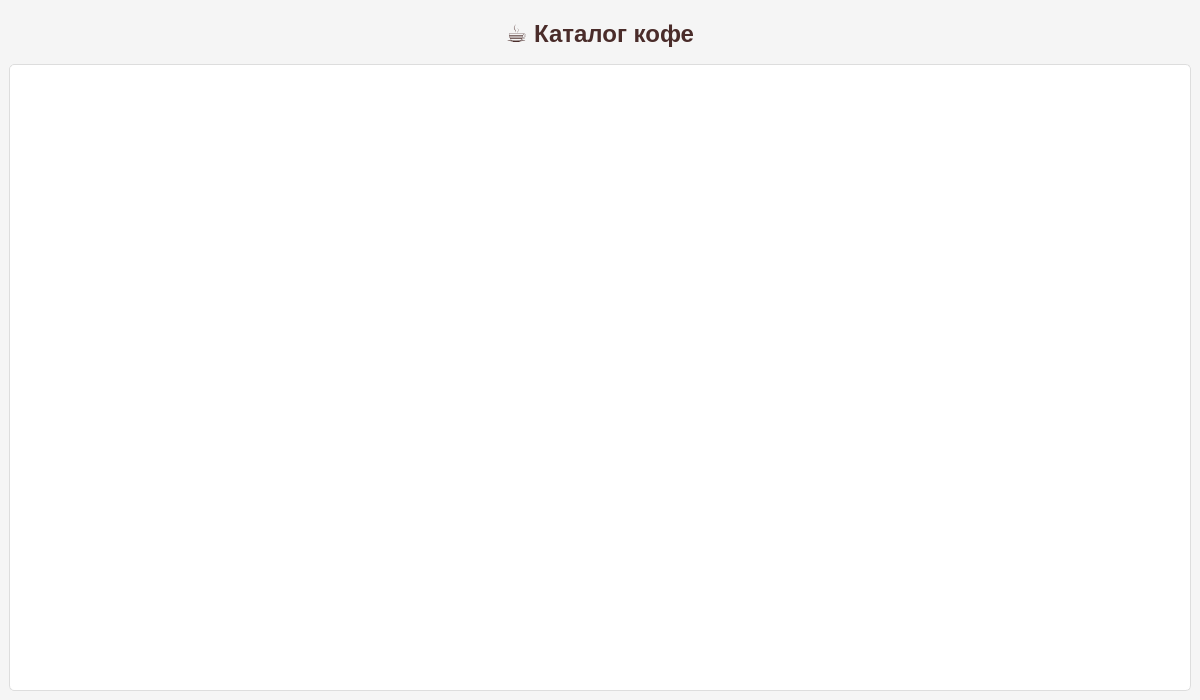
First picture: the form in main.ui, repository bbjkh56jmp-ai/Mosckva-Zhirnow, before the edit.
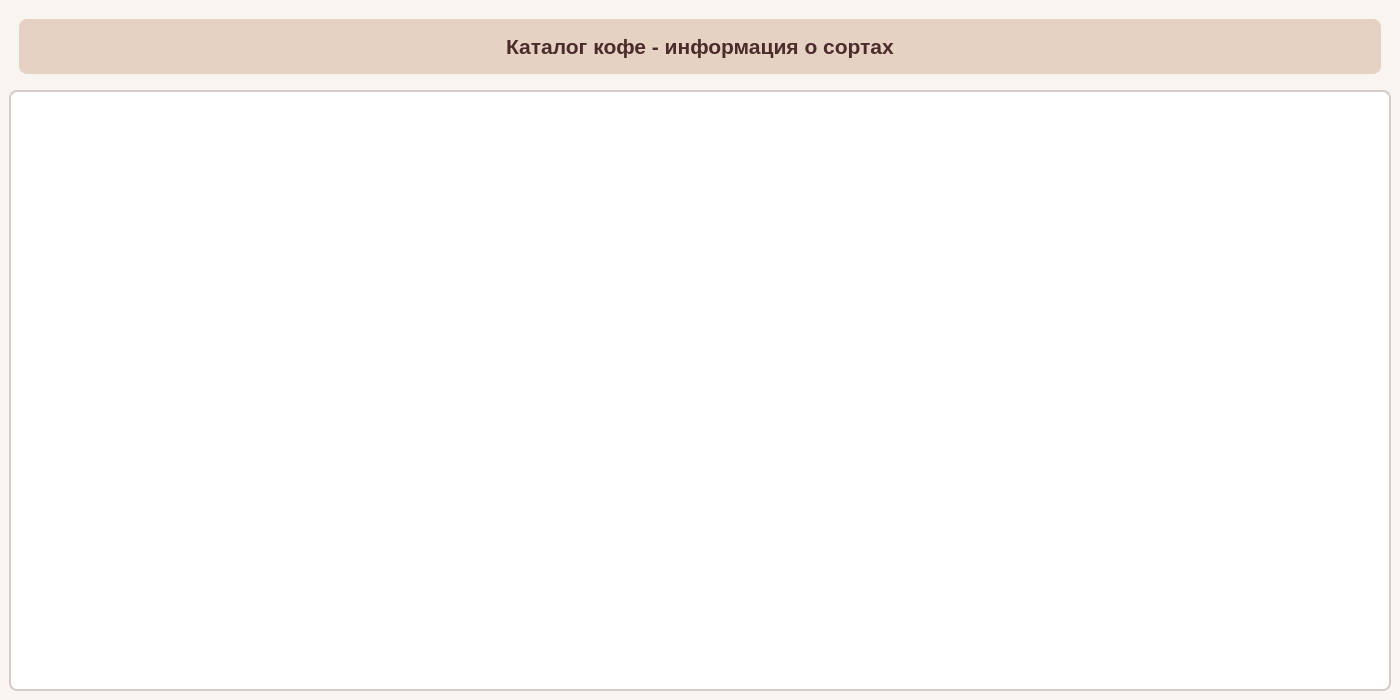
Second picture: the form after the edit.

What changed in the file:
```diff
--- a/main.ui
+++ b/main.ui
@@ -6,7 +6,7 @@
    <rect>
     <x>0</x>
     <y>0</y>
-    <width>1200</width>
+    <width>1400</width>
     <height>700</height>
    </rect>
   </property>
@@ -15,22 +15,38 @@
   </property>
   <property name="styleSheet">
    <string notr="true">QMainWindow {
-    background-color: #f5f5f5;
+    background-color: #f8f4f0;
+    font-family: Arial, sans-serif;
 }
 QLabel {
     color: #4a2c2a;
-    padding: 10px;
+    padding: 15px;
+    background-color: #e6d2c3;
+    border-radius: 8px;
+    margin: 10px;
 }
 QTableWidget {
     background-color: white;
-    border: 1px solid #ddd;
-    border-radius: 5px;
+    border: 2px solid #d7ccc8;
+    border-radius: 8px;
+    gridline-color: #d7ccc8;
+    font-size: 11px;
 }
-QHeaderView::section {
-    background-color: #8b4513;
-    color: white;
+QTableWidget::item {
     padding: 8px;
-    border: 1px solid #ddd;
+    border-bottom: 1px solid #e0e0e0;
+}
+QTableWidget::item:selected {
+    background-color: #8d6e63;
+    color: white;
+}
+QHeaderView::section {
+    background-color: #6d4c41;
+    color: white;
+    padding: 12px;
+    border: 1px solid #5d4037;
+    font-weight: bold;
+    font-size: 12px;
 }</string>
   </property>
   <widget class="QWidget" name="centralwidget">
@@ -39,13 +55,13 @@
      <widget class="QLabel" name="label">
       <property name="font">
        <font>
-        <pointsize>18</pointsize>
+        <pointsize>16</pointsize>
         <weight>75</weight>
         <bold>true</bold>
        </font>
       </property>
       <property name="text">
-       <string>☕ Каталог кофе</string>
+       <string>Каталог кофе - информация о сортах</string>
       </property>
       <property name="alignment">
        <set>Qt::AlignmentFlag::AlignCenter</set>
@@ -63,6 +79,12 @@
       <property name="sortingEnabled">
        <bool>true</bool>
       </property>
+      <property name="cornerButtonEnabled">
+       <bool>false</bool>
+      </property>
+      <property name="alternatingRowColors">
+       <bool>true</bool>
+      </property>
      </widget>
     </item>
    </layout>
```
